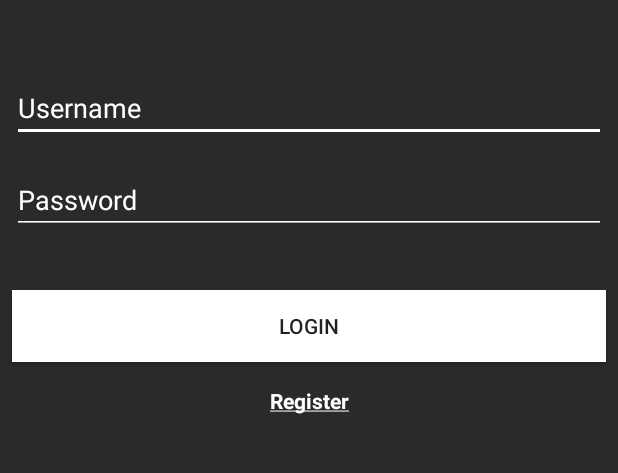
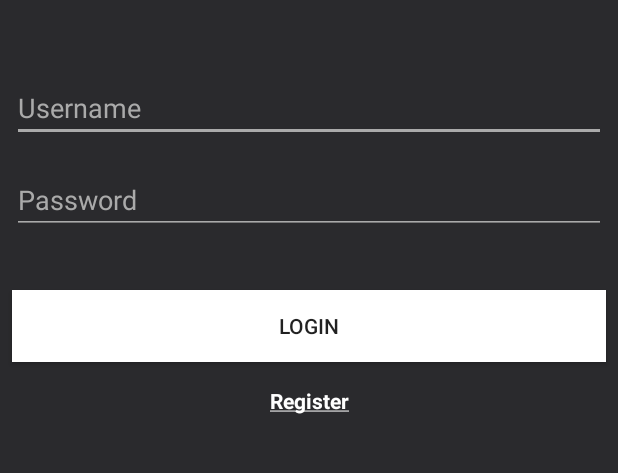
Before and after one commit to Theam1127/Assignment, an Android app: the screen it shows after launch (LoginActivity), on a phone screen of 412 x 824 dp, the part 399-872 px from its top. Run offline under Robolectric (Android 15) with nearby library versions, the phone set to English and light mode, and no system bars; our stand-ins replace Volley.

Commit message:
fixed mistake

```diff
--- a/app/src/main/res/layout/activity_main.xml
+++ b/app/src/main/res/layout/activity_main.xml
@@ -37,12 +37,12 @@
         android:layout_marginRight="8dp"
         android:layout_marginStart="8dp"
         android:layout_marginTop="49dp"
-        android:backgroundTint="@android:color/white"
+        android:backgroundTint="@android:color/darker_gray"
         android:ems="10"
         android:hint="@string/username"
         android:inputType="textPersonName"
         android:textColor="@android:color/background_light"
-        android:textColorHint="@android:color/white"
+        android:textColorHint="@android:color/darker_gray"
         app:layout_constraintEnd_toEndOf="parent"
         app:layout_constraintHorizontal_bias="0.0"
         app:layout_constraintLeft_toLeftOf="parent"
@@ -59,12 +59,12 @@
         android:layout_marginRight="8dp"
         android:layout_marginStart="8dp"
         android:layout_marginTop="16dp"
-        android:backgroundTint="@android:color/white"
+        android:backgroundTint="@android:color/darker_gray"
         android:ems="10"
         android:hint="@string/password"
         android:inputType="textPassword"
         android:textColor="@android:color/background_light"
-        android:textColorHint="@android:color/white"
+        android:textColorHint="@android:color/darker_gray"
         app:layout_constraintEnd_toEndOf="parent"
         app:layout_constraintHorizontal_bias="0.0"
         app:layout_constraintLeft_toLeftOf="parent"
```
